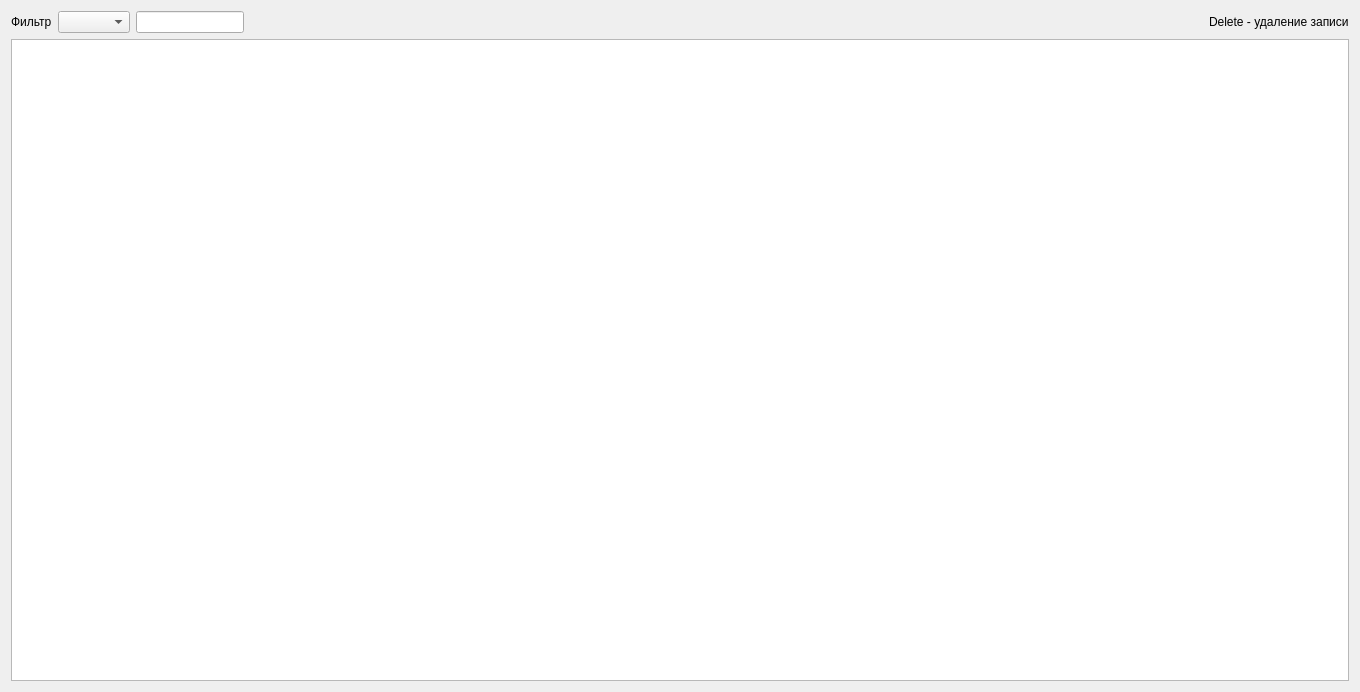
The window that dbjornal.ui (vlarry/emulator) describes before a commit, drawn with Qt 5.
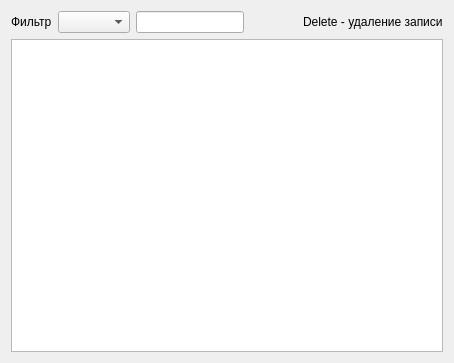
The same window after the commit.

Patch:
```diff
--- a/dbjornal.ui
+++ b/dbjornal.ui
@@ -9,8 +9,8 @@
    <rect>
     <x>0</x>
     <y>0</y>
-    <width>1360</width>
-    <height>692</height>
+    <width>454</width>
+    <height>363</height>
    </rect>
   </property>
   <property name="windowTitle">
```
Left out of the diff: 2 changed lines with no effect on the pictures.
